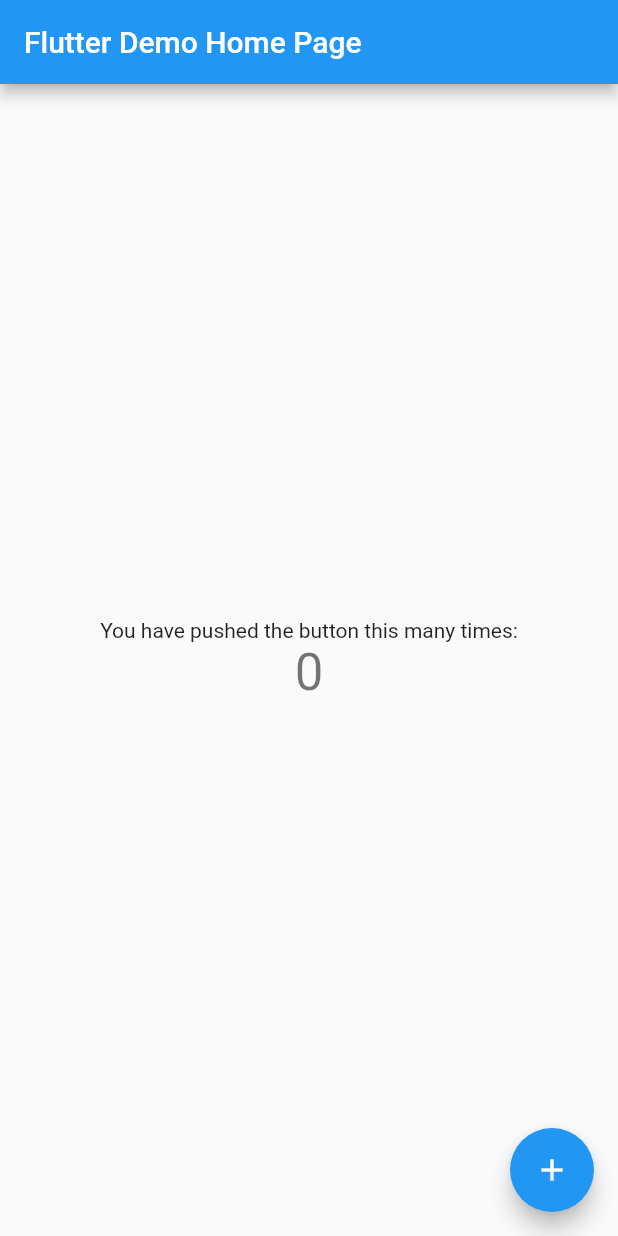
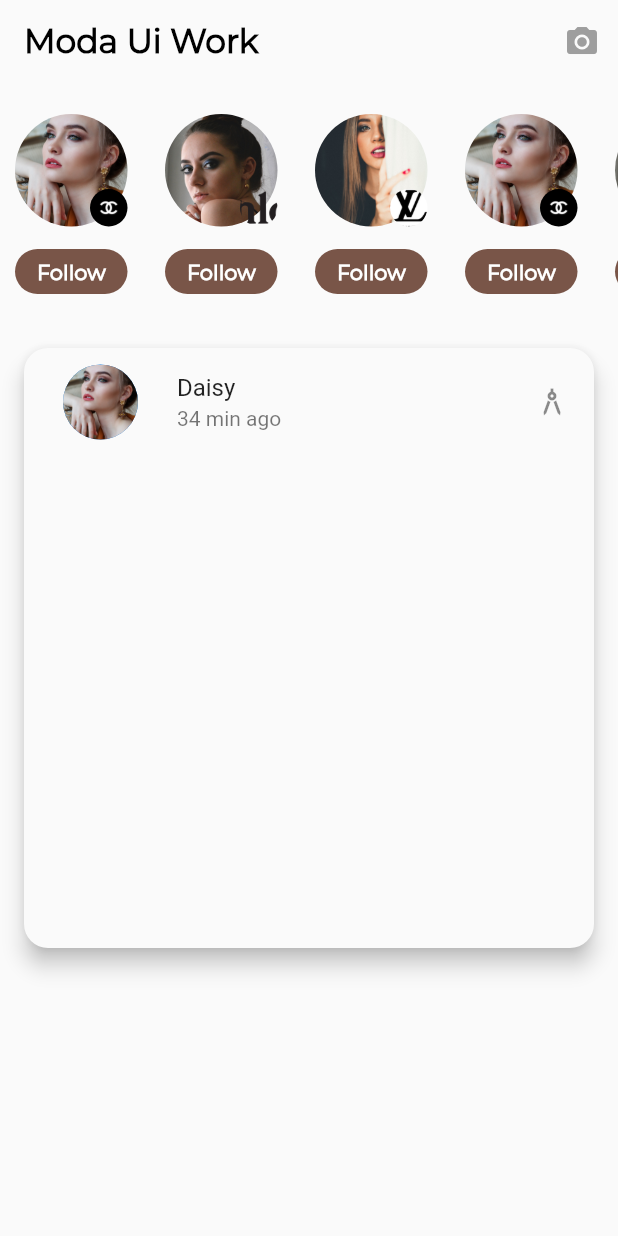
Before and after one commit to hamitseyrek/flutter_ui_work, a Flutter app: the screen it shows after launch, on a phone screen of 412 x 824 dp. Run offline on Flutter 3.47's test engine with Material 2 defaults, Android fonts, the phone set to English and light mode, and no system bars.

Commit message:
add first and second section

```diff
--- /dev/null
+++ b/lib/home_body.dart
@@ -0,0 +1,124 @@
+import 'package:flutter/material.dart';
+
+class HomeBody extends StatefulWidget {
+  const HomeBody({Key? key}) : super(key: key);
+
+  @override
+  _HomeBodyState createState() => _HomeBodyState();
+}
+
+class _HomeBodyState extends State<HomeBody> {
+  @override
+  Widget build(BuildContext context) {
+    return ListView(
+      padding: const EdgeInsets.only(top: 10),
+      children: [
+        SizedBox(
+          height: 150,
+          width: double.infinity,
+          child: ListView(
+            padding: const EdgeInsets.all(10),
+            scrollDirection: Axis.horizontal,
+            children: [
+              listElement('assets/model1.jpeg', 'assets/chanellogo.jpg'),
+              const SizedBox(width: 25),
+              listElement('assets/model2.jpeg', 'assets/chloelogo.png'),
+              const SizedBox(width: 25),
+              listElement('assets/model3.jpeg', 'assets/louisvuitton.jpg'),
+              const SizedBox(width: 25),
+              listElement('assets/model1.jpeg', 'assets/chanellogo.jpg'),
+              const SizedBox(width: 25),
+              listElement('assets/model2.jpeg', 'assets/chloelogo.png'),
+              const SizedBox(width: 25),
+              listElement('assets/model3.jpeg', 'assets/louisvuitton.jpg'),
+              const SizedBox(width: 25),
+            ],
+          ),
+        ),
+        myCard(),
+      ],
+    );
+  }
+
+  Widget listElement(String image, String logo) {
+    return Column(
+      children: [
+        Stack(
+          children: [
+            Container(
+              height: 75,
+              width: 75,
+              decoration: BoxDecoration(
+                shape: BoxShape.circle,
+                image: DecorationImage(
+                    image: AssetImage(image), fit: BoxFit.cover),
+              ),
+            ),
+            Positioned(
+              top: 50,
+              left: 50,
+              child: Container(
+                width: 25,
+                height: 25,
+                decoration: BoxDecoration(
+                  shape: BoxShape.circle,
+                  image: DecorationImage(
+                      image: AssetImage(logo), fit: BoxFit.cover),
+                ),
+              ),
+            )
+          ],
+        ),
+        const SizedBox(height: 15),
+        Container(
+          height: 30,
+          width: 75,
+          decoration: BoxDecoration(
+            borderRadius: BorderRadius.circular(25),
+            color: Colors.brown,
+          ),
+          child: const Center(
+            child: Text(
+              'Follow',
+              style: TextStyle(
+                  color: Colors.white,
+                  fontFamily: 'Montserrat',
+                  fontWeight: FontWeight.bold),
+            ),
+          ),
+        )
+      ],
+    );
+  }
+
+  Widget myCard() {
+    return Padding(
+      padding: const EdgeInsets.all(16),
+      child: Material(
+        borderRadius: BorderRadius.circular(16),
+        elevation: 6,
+        child: SizedBox(
+          height: 400,
+          width: double.infinity,
+          child: Column(
+            children: const [
+              SizedBox(
+                height: 50,
+                width: double.infinity,
+                child: ListTile(
+                  leading: CircleAvatar(
+                    backgroundImage: AssetImage('assets/model1.jpeg'),
+                    radius: 35,
+                  ),
+                  title: Text('Daisy'),
+                  subtitle: Text('34 min ago'),
+                  trailing: Icon(Icons.architecture),
+                ),
+              ),
+            ],
+          ),
+        ),
+      ),
+    );
+  }
+}
--- /dev/null
+++ b/lib/home_page.dart
@@ -0,0 +1,39 @@
+import 'package:flutter/cupertino.dart';
+import 'package:flutter/material.dart';
+
+import 'home_body.dart';
+
+class HomePage extends StatefulWidget {
+  const HomePage({Key? key}) : super(key: key);
+
+  @override
+  _HomePageState createState() => _HomePageState();
+}
+
+class _HomePageState extends State<HomePage> {
+  @override
+  Widget build(BuildContext context) {
+    return Scaffold(
+      appBar: AppBar(
+        backgroundColor: Colors.transparent,
+        elevation: 0,
+        title: const Text(
+          'Moda Ui Work',
+          style: TextStyle(
+              color: Colors.black,
+              fontFamily: 'Montserrat',
+              fontSize: 22,
+              fontWeight: FontWeight.bold),
+        ),
+        actions: [
+          IconButton(
+            onPressed: () {},
+            icon: const Icon(Icons.camera_alt),
+            color: Colors.grey,
+          )
+        ],
+      ),
+      body: HomeBody(),
+    );
+  }
+}
--- a/lib/main.dart
+++ b/lib/main.dart
@@ -1,115 +1,14 @@
 import 'package:flutter/material.dart';
+import 'package:flutter_ui_work/home_page.dart';
 
-void main() {
-  runApp(const MyApp());
-}
+void main() => runApp(ModaUi());
 
-class MyApp extends StatelessWidget {
-  const MyApp({Key? key}) : super(key: key);
-
-  // This widget is the root of your application.
+class ModaUi extends StatelessWidget {
   @override
   Widget build(BuildContext context) {
-    return MaterialApp(
-      title: 'Flutter Demo',
-      theme: ThemeData(
-        // This is the theme of your application.
-        //
-        // Try running your application with "flutter run". You'll see the
-        // application has a blue toolbar. Then, without quitting the app, try
-        // changing the primarySwatch below to Colors.green and then invoke
-        // "hot reload" (press "r" in the console where you ran "flutter run",
-        // or simply save your changes to "hot reload" in a Flutter IDE).
-        // Notice that the counter didn't reset back to zero; the application
-        // is not restarted.
-        primarySwatch: Colors.blue,
-      ),
-      home: const MyHomePage(title: 'Flutter Demo Home Page'),
+    return const MaterialApp(
+      debugShowCheckedModeBanner: false,
+      home: HomePage(),
     );
   }
 }
-
-class MyHomePage extends StatefulWidget {
-  const MyHomePage({Key? key, required this.title}) : super(key: key);
-
-  // This widget is the home page of your application. It is stateful, meaning
-  // that it has a State object (defined below) that contains fields that affect
-  // how it looks.
-
-  // This class is the configuration for the state. It holds the values (in this
-  // case the title) provided by the parent (in this case the App widget) and
-  // used by the build method of the State. Fields in a Widget subclass are
-  // always marked "final".
-
-  final String title;
-
-  @override
-  State<MyHomePage> createState() => _MyHomePageState();
-}
-
-class _MyHomePageState extends State<MyHomePage> {
-  int _counter = 0;
-
-  void _incrementCounter() {
-    setState(() {
-      // This call to setState tells the Flutter framework that something has
-      // changed in this State, which causes it to rerun the build method below
-      // so that the display can reflect the updated values. If we changed
-      // _counter without calling setState(), then the build method would not be
-      // called again, and so nothing would appear to happen.
-      _counter++;
-    });
-  }
-
-  @override
-  Widget build(BuildContext context) {
-    // This method is rerun every time setState is called, for instance as done
-    // by the _incrementCounter method above.
-    //
-    // The Flutter framework has been optimized to make rerunning build methods
-    // fast, so that you can just rebuild anything that needs updating rather
-    // than having to individually change instances of widgets.
-    return Scaffold(
-      appBar: AppBar(
-        // Here we take the value from the MyHomePage object that was created by
-        // the App.build method, and use it to set our appbar title.
-        title: Text(widget.title),
-      ),
-      body: Center(
-        // Center is a layout widget. It takes a single child and positions it
-        // in the middle of the parent.
-        child: Column(
-          // Column is also a layout widget. It takes a list of children and
-          // arranges them vertically. By default, it sizes itself to fit its
-          // children horizontally, and tries to be as tall as its parent.
-          //
-          // Invoke "debug painting" (press "p" in the console, choose the
-          // "Toggle Debug Paint" action from the Flutter Inspector in Android
-          // Studio, or the "Toggle Debug Paint" command in Visual Studio Code)
-          // to see the wireframe for each widget.
-          //
-          // Column has various properties to control how it sizes itself and
-          // how it positions its children. Here we use mainAxisAlignment to
-          // center the children vertically; the main axis here is the vertical
-          // axis because Columns are vertical (the cross axis would be
-          // horizontal).
-          mainAxisAlignment: MainAxisAlignment.center,
-          children: <Widget>[
-            const Text(
-              'You have pushed the button this many times:',
-            ),
-            Text(
-              '$_counter',
-              style: Theme.of(context).textTheme.headline4,
-            ),
-          ],
-        ),
-      ),
-      floatingActionButton: FloatingActionButton(
-        onPressed: _incrementCounter,
-        tooltip: 'Increment',
-        child: const Icon(Icons.add),
-      ), // This trailing comma makes auto-formatting nicer for build methods.
-    );
-  }
-}
```
Also changed, not shown: pubspec.yaml (+4 -4 lines), 1 other file.
